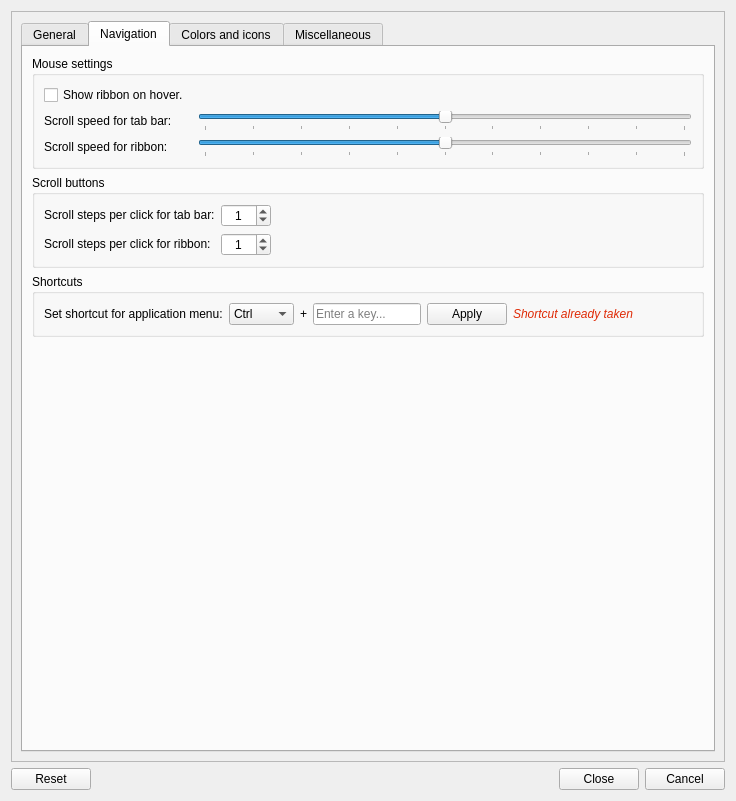
This is Resources/ui/Settings.ui in APEbbers/FreeCAD-Ribbon as Qt 5 draws it before an edit. The edited form follows.
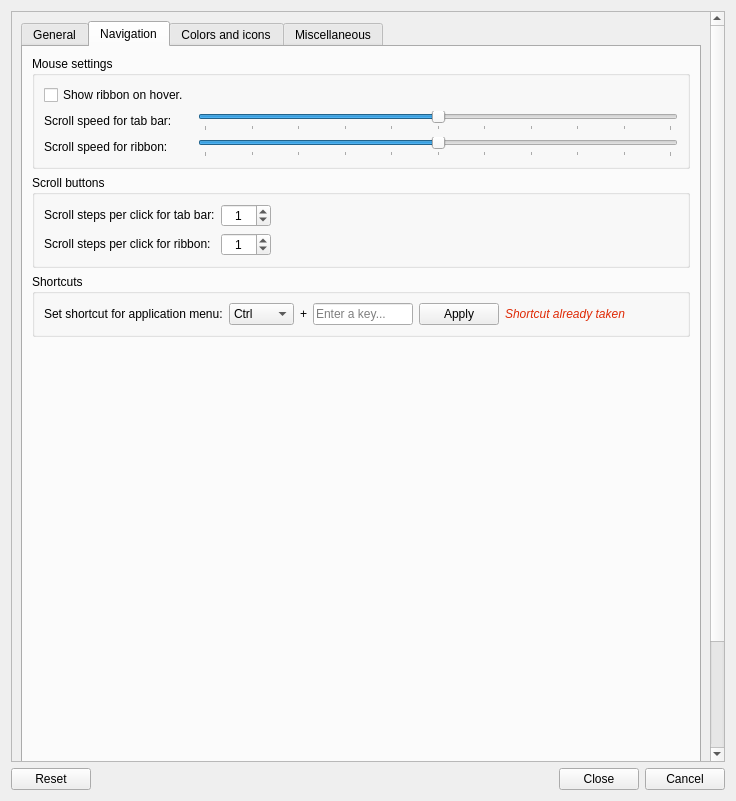
This is the edited form. Custom widgets are drawn as their Qt base class.

Commit message: Finished short settings

Diff of the .ui file:
```diff
--- a/Resources/ui/Settings.ui
+++ b/Resources/ui/Settings.ui
@@ -56,8 +56,8 @@
          <rect>
           <x>0</x>
           <y>0</y>
-          <width>714</width>
-          <height>747</height>
+          <width>702</width>
+          <height>860</height>
          </rect>
         </property>
         <layout class="QGridLayout" name="gridLayout_28">
@@ -1252,6 +1252,12 @@
                   </item>
                   <item row="0" column="5">
                    <widget class="QLabel" name="ShortcutTaken_1">
+                    <property name="minimumSize">
+                     <size>
+                      <width>120</width>
+                      <height>0</height>
+                     </size>
+                    </property>
                     <property name="font">
                      <font>
                       <italic>true</italic>
@@ -1260,6 +1266,9 @@
                     <property name="text">
                      <string>&lt;html&gt;&lt;head/&gt;&lt;body&gt;&lt;p&gt;&lt;span style=&quot; color:#df2a06;&quot;&gt;Shortcut already taken&lt;/span&gt;&lt;/p&gt;&lt;/body&gt;&lt;/html&gt;</string>
                     </property>
+                    <property name="wordWrap">
+                     <bool>true</bool>
+                    </property>
                    </widget>
                   </item>
                   <item row="0" column="2">
@@ -1302,6 +1311,18 @@
                   </item>
                   <item row="0" column="3">
                    <widget class="QLineEdit" name="AppShortCut">
+                    <property name="sizePolicy">
+                     <sizepolicy hsizetype="Fixed" vsizetype="Fixed">
+                      <horstretch>0</horstretch>
+                      <verstretch>0</verstretch>
+                     </sizepolicy>
+                    </property>
+                    <property name="maximumSize">
+                     <size>
+                      <width>100</width>
+                      <height>16777215</height>
+                     </size>
+                    </property>
                     <property name="inputMethodHints">
                      <set>Qt::InputMethodHint::ImhNone</set>
                     </property>
```
Left out of the diff: 5 changed lines with no effect on the pictures. The commit also changes 3 other files.
